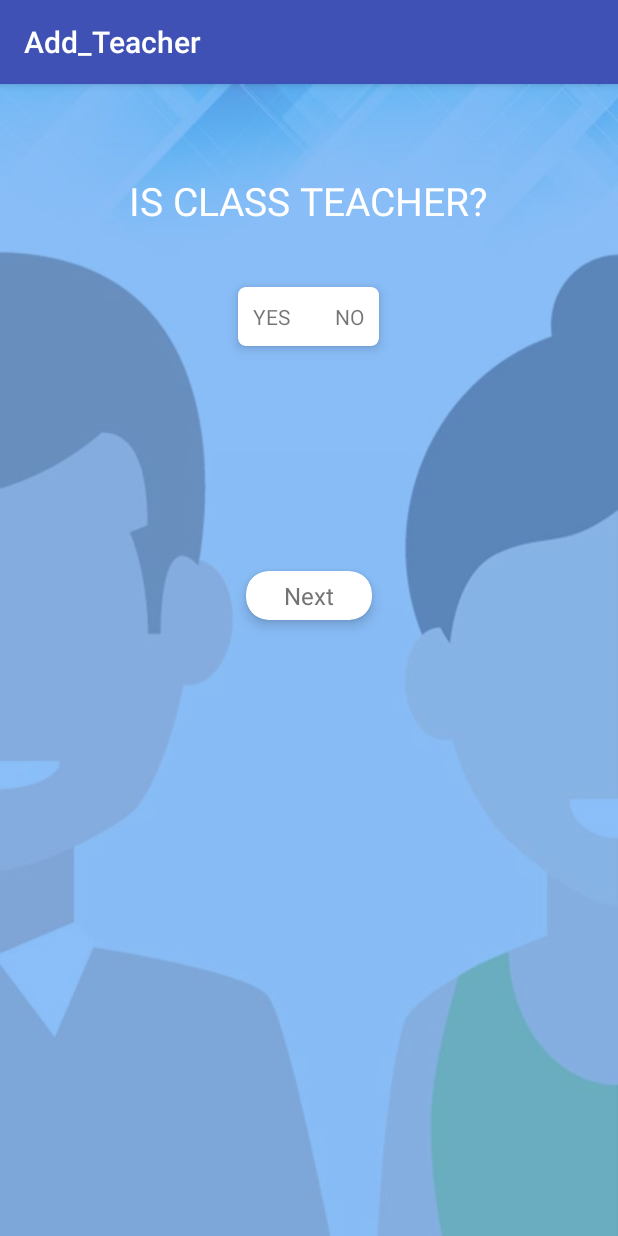
After one commit to manitk12/Add_Teacher, an Android app: the Teacher screen opened directly, with no data from a screen before it, on a phone screen of 412 x 824 dp. The commit adds this screen. Run offline under Robolectric (Android 15) with nearby library versions, the phone set to English and light mode, and no system bars.

Commit message:
design teacher.xml added  button yes or no

```diff
--- a/app/src/main/AndroidManifest.xml
+++ b/app/src/main/AndroidManifest.xml
@@ -16,6 +16,7 @@
                 <category android:name="android.intent.category.LAUNCHER" />
             </intent-filter>
         </activity>
+        <activity android:name=".Teacher"></activity>
     </application>
 
 </manifest>
--- /dev/null
+++ b/app/src/main/java/com/grademojo/add_teacher/Teacher.java
@@ -0,0 +1,13 @@
+package com.grademojo.add_teacher;
+
+import android.support.v7.app.AppCompatActivity;
+import android.os.Bundle;
+
+public class Teacher extends AppCompatActivity {
+
+    @Override
+    protected void onCreate(Bundle savedInstanceState) {
+        super.onCreate(savedInstanceState);
+        setContentView(R.layout.activity_teacher);
+    }
+}
--- a/app/src/main/res/layout/activity_main.xml
+++ b/app/src/main/res/layout/activity_main.xml
@@ -142,6 +142,7 @@
             android:layout_marginTop="20dp"
             android:layout_centerHorizontal="true"
             app:cardElevation="5dp"
+
             app:cardBackgroundColor="@color/white"
 
 
@@ -155,9 +156,9 @@
                 android:layout_width="100dp"
                 android:layout_height="40dp"
                 android:layout_marginStart="20dp"
+                android:layout_marginEnd="15dp"
                 android:textColor="@color/grey"
                 android:textSize="16sp"
-                android:layout_marginTop="7dp"
                 android:popupBackground="#ffffff"
                 android:background="@null"
                 >
@@ -166,10 +167,10 @@
 
 
             <ImageView
-                android:layout_width="15dp"
-                android:layout_height="15dp"
+                android:layout_width="12dp"
+                android:layout_height="12dp"
                 android:src="@drawable/arrow"
-                android:layout_marginStart="80dp"
+                android:layout_marginStart="100dp"
                 android:layout_marginTop="13dp"
                 android:rotation="90"
 
@@ -192,6 +193,7 @@
             android:layout_marginTop="50dp"
             android:layout_centerHorizontal="true"
             app:cardElevation="5dp"
+           android:layout_marginBottom="10dp"
             app:cardBackgroundColor="@color/white"
 
 
--- /dev/null
+++ b/app/src/main/res/layout/activity_teacher.xml
@@ -0,0 +1,226 @@
+<?xml version="1.0" encoding="utf-8"?>
+<LinearLayout xmlns:android="http://schemas.android.com/apk/res/android"
+    xmlns:app="http://schemas.android.com/apk/res-auto"
+    xmlns:tools="http://schemas.android.com/tools"
+    android:layout_width="match_parent"
+    android:layout_height="match_parent"
+    android:gravity="center_horizontal"
+    android:orientation="vertical"
+    android:background="@drawable/xml_bg_pattern"
+    tools:context="com.grademojo.add_teacher.Teacher">
+
+
+
+
+    <TextView
+        android:layout_width="wrap_content"
+        android:layout_height="wrap_content"
+        android:layout_marginTop="60dp"
+        android:text="is class teacher?"
+        android:textAllCaps="true"
+        android:textColor="@color/white"
+        android:textSize="26sp"
+        />
+
+
+
+
+
+
+
+    <android.support.v7.widget.CardView
+
+        android:id="@+id/edit_card_view_genger"
+        android:layout_width="wrap_content"
+        android:layout_height="wrap_content"
+        app:cardCornerRadius="5dp"
+        app:cardElevation="5dp"
+        app:cardBackgroundColor="@color/white"
+        android:layout_marginTop="40dp"
+        >
+
+
+        <RelativeLayout
+            android:layout_width="wrap_content"
+            android:layout_height="wrap_content"
+
+            >
+
+           <TextView
+               android:id="@+id/text_yes"
+               android:layout_width="wrap_content"
+               android:layout_height="wrap_content"
+               android:text="yes"
+               android:padding="10dp"
+               android:textAllCaps="true"
+
+               />
+
+
+            <View
+                android:layout_width="wrap_content"
+                android:layout_height="1dp"
+                android:layout_alignTop="@+id/text_yes"
+                android:layout_alignStart="@+id/text_yes"
+                android:layout_alignEnd="@+id/text_yes"
+
+
+
+                />
+
+            <View
+                android:layout_width="wrap_content"
+                android:layout_height="1dp"
+                android:layout_alignBottom="@+id/text_yes"
+                android:layout_alignStart="@+id/text_yes"
+                android:layout_alignEnd="@+id/text_yes"
+
+
+
+                />
+
+            <View
+                android:layout_width="1dp"
+                android:layout_height="wrap_content"
+                android:layout_alignStart="@+id/text_yes"
+                android:layout_alignTop="@+id/text_yes"
+                android:layout_alignBottom="@+id/text_yes"
+
+
+
+                />
+
+
+            <View
+                android:layout_width="1dp"
+                android:layout_height="wrap_content"
+                android:layout_alignEnd="@+id/text_yes"
+                android:layout_alignTop="@+id/text_yes"
+                android:layout_alignBottom="@+id/text_yes"
+
+
+
+                />
+
+
+            <TextView
+
+
+                android:id="@+id/text_no"
+                android:layout_width="wrap_content"
+                android:layout_height="wrap_content"
+                android:layout_toEndOf="@+id/text_yes"
+                android:text="no"
+                android:layout_marginStart="10dp"
+                android:padding="10dp"
+                android:textAllCaps="true"
+
+                />
+
+
+            <View
+                android:layout_width="wrap_content"
+                android:layout_height="1dp"
+                android:layout_alignTop="@+id/text_no"
+                android:layout_alignStart="@+id/text_no"
+                android:layout_alignEnd="@+id/text_no"
+
+
+
+                />
+
+            <View
+                android:layout_width="wrap_content"
+                android:layout_height="1dp"
+                android:layout_alignBottom="@+id/text_no"
+                android:layout_alignStart="@+id/text_no"
+                android:layout_alignEnd="@+id/text_no"
+
+
+
+                />
+
+            <View
+                android:layout_width="1dp"
+                android:layout_height="wrap_content"
+                android:layout_alignStart="@+id/text_no"
+                android:layout_alignTop="@+id/text_no"
+                android:layout_alignBottom="@+id/text_no"
+
+
+
+                />
+
+
+            <View
+                android:layout_width="1dp"
+                android:layout_height="wrap_content"
+                android:layout_alignEnd="@+id/text_no"
+                android:layout_alignTop="@+id/text_no"
+                android:layout_alignBottom="@+id/text_no"
+
+
+
+                />
+
+
+
+    </RelativeLayout>
+
+
+    </android.support.v7.widget.CardView>
+
+
+
+
+
+
+
+
+    <android.support.v7.widget.CardView
+
+        android:id="@+id/edit_card_view_next_step"
+        android:layout_width="wrap_content"
+        android:layout_height="wrap_content"
+        app:cardCornerRadius="15dp"
+        android:layout_below="@+id/edit_card_view_genger"
+        android:layout_marginTop="150dp"
+        android:layout_centerHorizontal="true"
+        app:cardElevation="5dp"
+        android:layout_marginBottom="10dp"
+        app:cardBackgroundColor="@color/white"
+
+
+        >
+
+
+
+        <TextView
+            android:id="@+id/edit_text_next_step"
+            android:layout_width="wrap_content"
+            android:layout_height="wrap_content"
+            android:text="Next"
+            android:paddingTop="5dp"
+            android:paddingBottom="5dp"
+            android:paddingStart="25dp"
+            android:paddingEnd="25dp"
+            android:textColor="@color/grey"
+            android:textSize="16sp"
+
+            android:background="#00000000">
+
+        </TextView>
+
+
+
+    </android.support.v7.widget.CardView>
+
+
+
+
+
+
+
+
+
+</LinearLayout>
--- a/app/src/main/res/layout/spinner.xml
+++ b/app/src/main/res/layout/spinner.xml
@@ -5,6 +5,9 @@
     android:layout_height="match_parent"
     android:textSize="16sp"
     android:textColor="#646464"
+    android:paddingTop="7dp"
+    android:paddingBottom="2.5dp"
+    android:paddingStart="10dp"
 
 
     >
--- a/app/src/main/res/values/strings.xml
+++ b/app/src/main/res/values/strings.xml
@@ -1,6 +1,5 @@
 <resources>
     <string name="app_name">Add_Teacher</string>
-
 
 
     <string-array name="classes">
```
